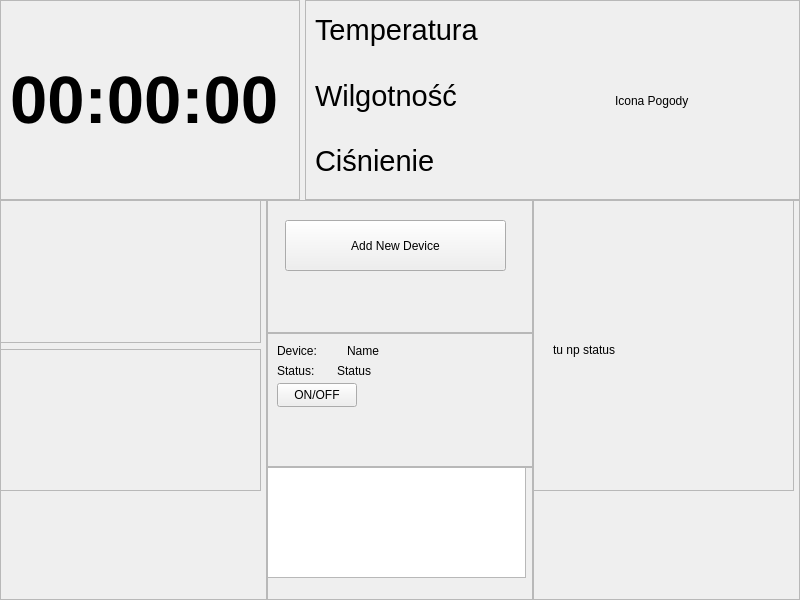
The window that mainwindow.ui (NiMiTZ-code/SmartHomePanel) describes before a commit, drawn with Qt 5.
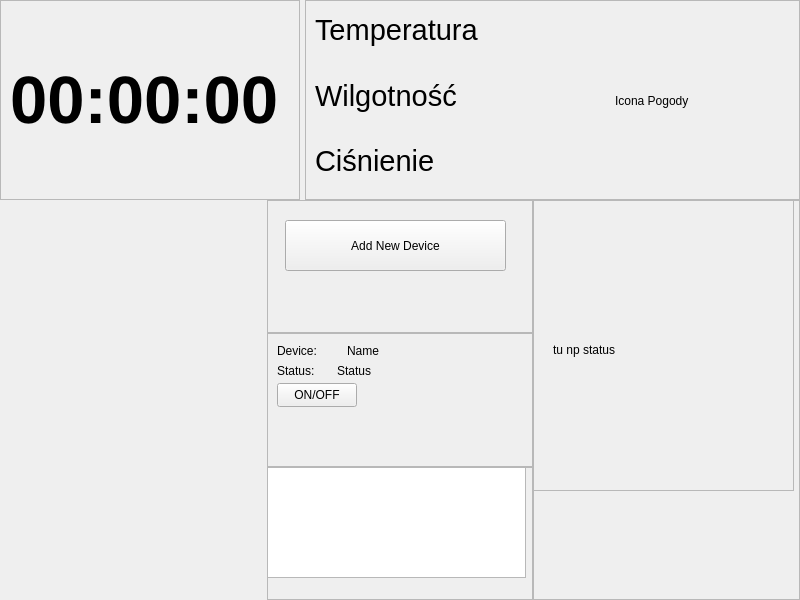
The same window after the commit.

Commit message: Fixed double toggling (multiplied signals), first and ugly deviceWidget for rGB. Needs improvement and correct deletion

Diff of the .ui file:
```diff
--- a/mainwindow.ui
+++ b/mainwindow.ui
@@ -183,45 +183,8 @@
       <item>
        <layout class="QHBoxLayout" name="horizontalLayout_2">
         <item>
-         <widget class="QFrame" name="frame_3">
-          <property name="frameShape">
-           <enum>QFrame::Shape::StyledPanel</enum>
-          </property>
-          <property name="frameShadow">
-           <enum>QFrame::Shadow::Raised</enum>
-          </property>
-          <widget class="QWidget" name="verticalLayoutWidget">
-           <property name="geometry">
-            <rect>
-             <x>0</x>
-             <y>0</y>
-             <width>261</width>
-             <height>291</height>
-            </rect>
-           </property>
-           <layout class="QVBoxLayout" name="verticalLayout_6">
-            <item>
-             <widget class="QFrame" name="frame_2">
-              <property name="frameShape">
-               <enum>QFrame::Shape::StyledPanel</enum>
-              </property>
-              <property name="frameShadow">
-               <enum>QFrame::Shadow::Raised</enum>
-              </property>
-             </widget>
-            </item>
-            <item>
-             <widget class="QFrame" name="frame">
-              <property name="frameShape">
-               <enum>QFrame::Shape::StyledPanel</enum>
-              </property>
-              <property name="frameShadow">
-               <enum>QFrame::Shadow::Raised</enum>
-              </property>
-             </widget>
-            </item>
-           </layout>
-          </widget>
+         <widget class="QWidget" name="deviceWidgetContainer" native="true">
+          <layout class="QVBoxLayout" name="verticalLayout_6"/>
          </widget>
         </item>
         <item>
```
The commit also changes 3 other files.
